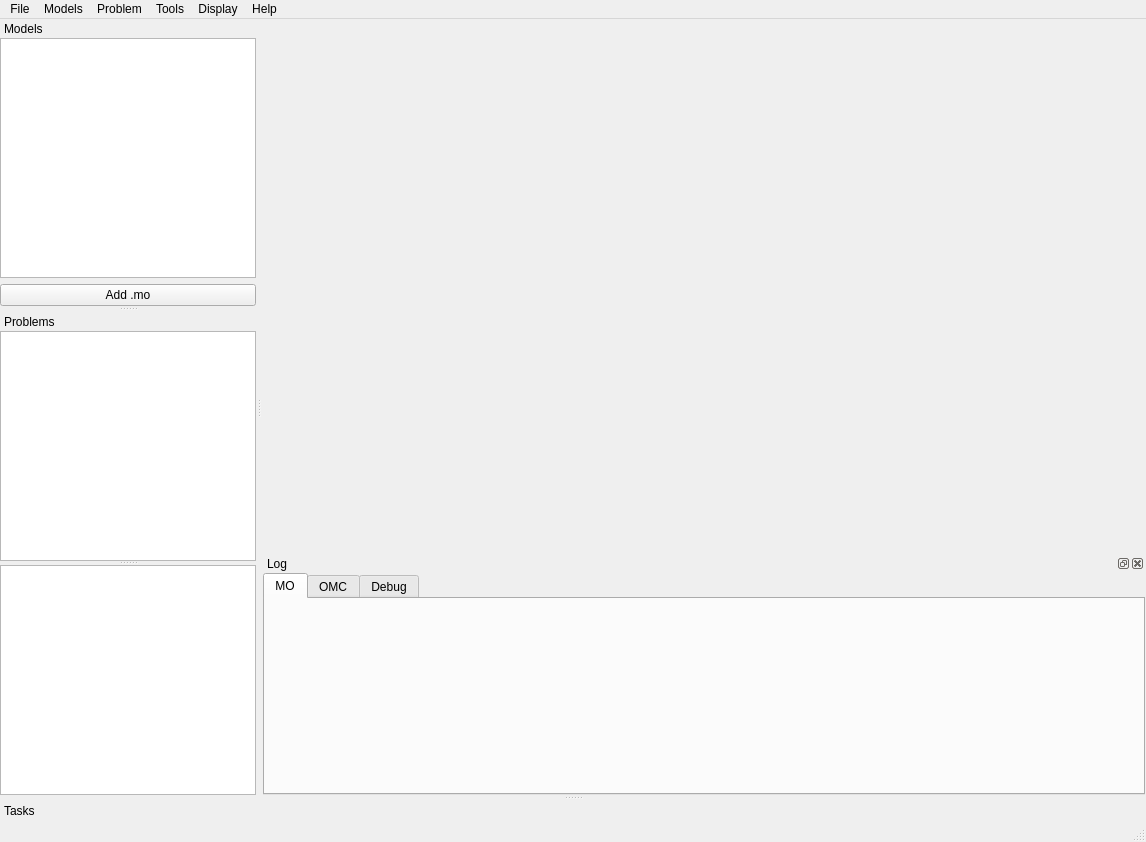
This is OMOptim/GUI/MainWindow.ui in lmoresco/OpenModelica as Qt 5 draws it before an edit. The edited form follows.
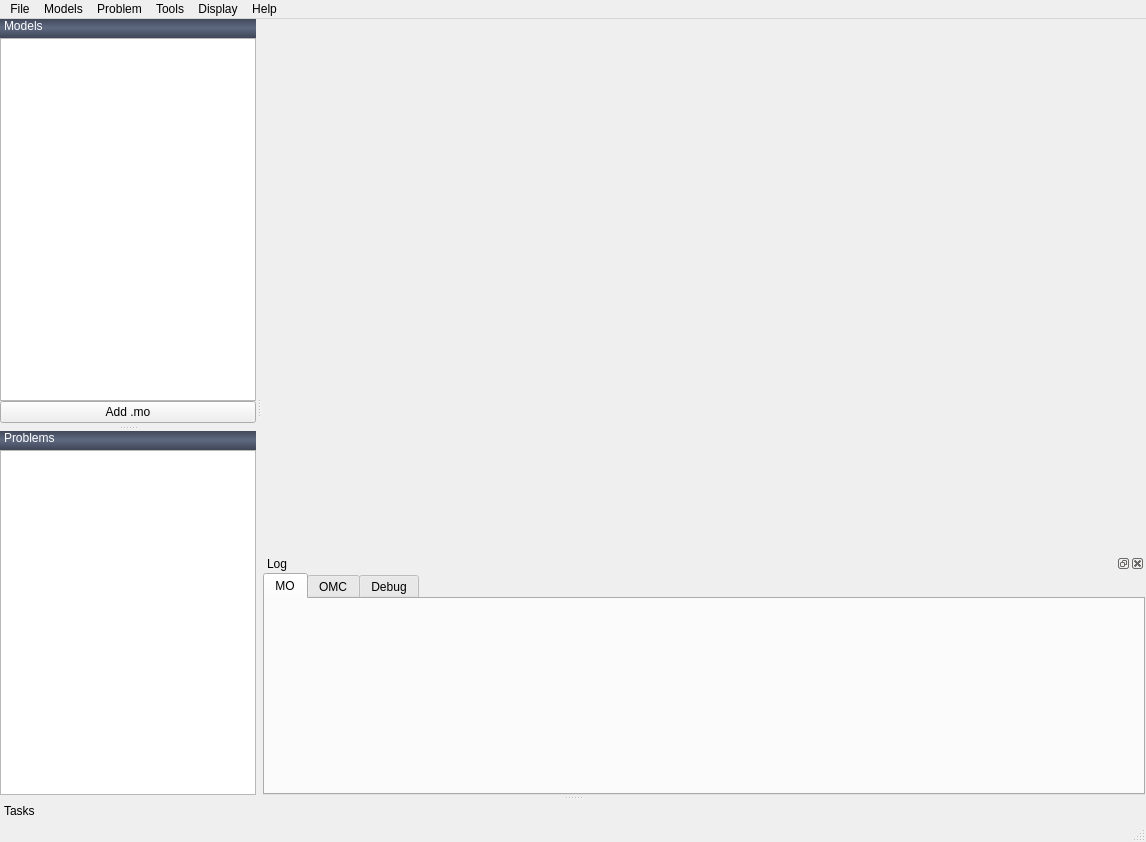
This is the edited form. Icons and pictures are not drawn.

Patch:
```diff
--- a/OMOptim/GUI/MainWindow.ui
+++ b/OMOptim/GUI/MainWindow.ui
@@ -247,6 +247,20 @@
   </widget>
   <widget class="QStatusBar" name="statusBar"/>
   <widget class="QDockWidget" name="dockModels">
+   <property name="autoFillBackground">
+    <bool>false</bool>
+   </property>
+   <property name="styleSheet">
+    <string notr="true"> QDockWidget::title {
+background: qlineargradient(spread:repeat, x1:0, y1:0, x2:0, y2:1, stop:0 rgba(65, 72, 89, 255), stop:0.466019 rgba(94, 105, 129, 255), stop:0.961165 rgba(65, 72, 89, 255))
+ }
+
+QDockWidget {
+color:white;
+ }
+
+</string>
+   </property>
    <property name="floating">
     <bool>false</bool>
    </property>
@@ -264,11 +278,29 @@
    </attribute>
    <widget class="QWidget" name="dockWidgetContents_2">
     <layout class="QVBoxLayout" name="verticalLayout">
-     <property name="margin">
+     <property name="spacing">
       <number>0</number>
      </property>
+     <property name="leftMargin">
+      <number>0</number>
+     </property>
+     <property name="topMargin">
+      <number>0</number>
+     </property>
+     <property name="rightMargin">
+      <number>0</number>
+     </property>
+     <property name="bottomMargin">
+      <number>2</number>
+     </property>
      <item>
       <widget class="QTreeView" name="treeModClass">
+       <property name="iconSize">
+        <size>
+         <width>20</width>
+         <height>20</height>
+        </size>
+       </property>
        <property name="headerHidden">
         <bool>true</bool>
        </property>
@@ -289,6 +321,20 @@
    </widget>
   </widget>
   <widget class="QDockWidget" name="dockProblems">
+   <property name="autoFillBackground">
+    <bool>false</bool>
+   </property>
+   <property name="styleSheet">
+    <string notr="true"> QDockWidget::title {
+background: qlineargradient(spread:repeat, x1:0, y1:0, x2:0, y2:1, stop:0 rgba(65, 72, 89, 255), stop:0.466019 rgba(94, 105, 129, 255), stop:0.961165 rgba(65, 72, 89, 255))
+ }
+
+QDockWidget {
+color:white;
+ }
+
+</string>
+   </property>
    <property name="floating">
     <bool>false</bool>
    </property>
@@ -305,6 +351,9 @@
     <number>1</number>
    </attribute>
    <widget class="QWidget" name="dockWidgetContents_3">
+    <property name="styleSheet">
+     <string notr="true"/>
+    </property>
     <layout class="QVBoxLayout" name="verticalLayout_2">
      <property name="spacing">
       <number>0</number>
@@ -313,12 +362,10 @@
       <number>0</number>
      </property>
      <item>
-      <widget class="QSplitter" name="splitter">
-       <property name="orientation">
-        <enum>Qt::Vertical</enum>
+      <widget class="QTreeView" name="treeOMCases">
+       <property name="headerHidden">
+        <bool>true</bool>
        </property>
-       <widget class="QTreeView" name="treeOMCases"/>
-       <widget class="QTreeView" name="treeResults"/>
       </widget>
      </item>
     </layout>
```
Left out of the diff: 30 changed lines with no effect on the pictures.
